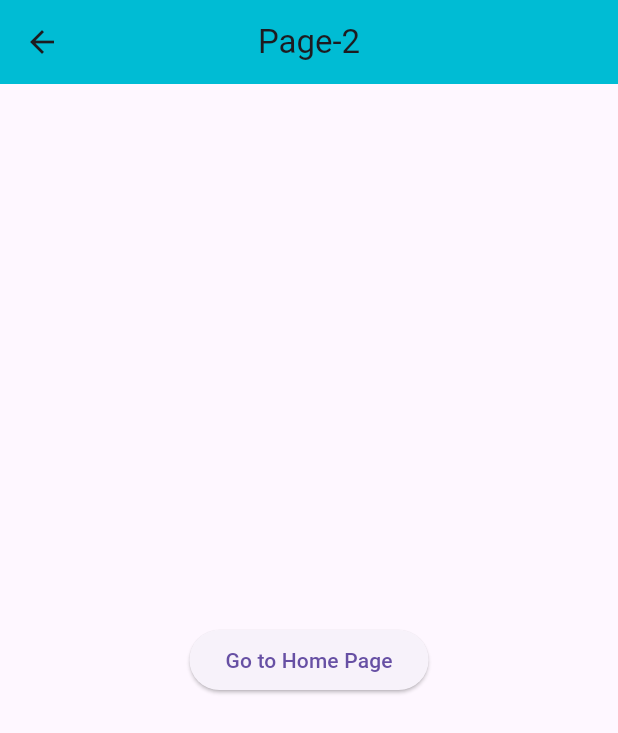
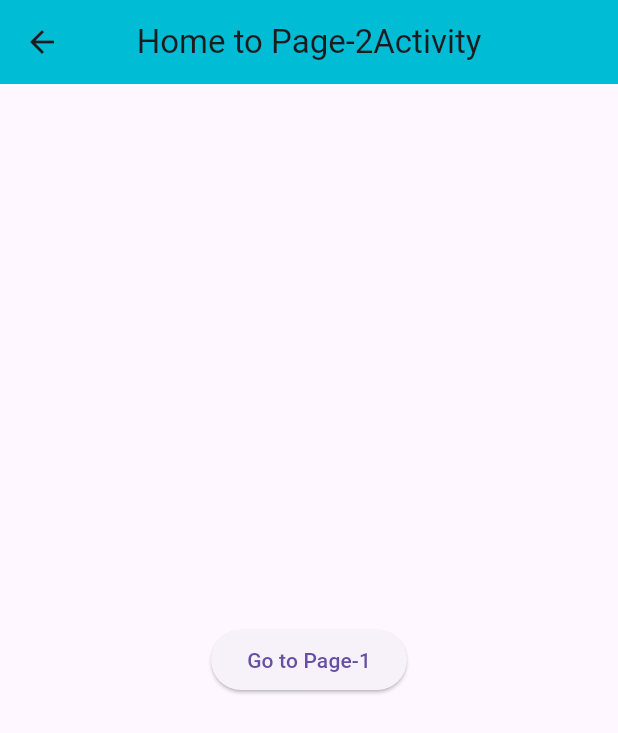
Before and after one commit to Jahid01234/simple_navigation, a Flutter app: the screen it shows after launch, after a tap on "Go to page-2", on a phone screen of 412 x 824 dp. Shown: the top 733 px of the screen. Run offline on Flutter 3.47's test engine with Material 3 defaults, Android fonts, the phone set to English and light mode, and no system bars.

Commit message:
Passdata via Navigation

```diff
--- a/lib/main.dart
+++ b/lib/main.dart
@@ -1,3 +1,4 @@
+
 import 'package:flutter/material.dart';
 import 'package:simple_navigation/pages/Page1Activity.dart';
 import 'package:simple_navigation/pages/Page2Activity.dart';
@@ -19,13 +20,14 @@ class MyApp extends StatelessWidget {
 }
 
 class HomePage extends StatelessWidget{
+
   @override
   Widget build(BuildContext context) {
 
     return Scaffold(
       appBar: AppBar(
         backgroundColor: Colors.cyan,
-        title: Text('Home'),
+        title: Text('Home page'),
         centerTitle: true,
       ),
 
@@ -36,14 +38,14 @@ class HomePage extends StatelessWidget{
 
           ElevatedButton(onPressed: ()
           {
-            Navigator.push(context, MaterialPageRoute(builder: (context)=>Page1Activity()));
+            Navigator.push(context, MaterialPageRoute(builder: (context)=>Page1Activity('Home to Page-1Activity')));
 
           },
               child: Text('Go to page-1')),
 
           ElevatedButton(onPressed: ()
           {
-            Navigator.push(context, MaterialPageRoute(builder: (context)=>Page2Activity()));
+            Navigator.push(context, MaterialPageRoute(builder: (context)=>Page2Activity('Home to Page-2Activity')));
             },
               child: Text('Go to page-2')),
 
--- a/lib/pages/Page2Activity.dart
+++ b/lib/pages/Page2Activity.dart
@@ -1,15 +1,23 @@
 import 'package:flutter/cupertino.dart';
 import 'package:flutter/material.dart';
 import 'package:simple_navigation/main.dart';
+import 'package:simple_navigation/pages/Page1Activity.dart';
 
 class Page2Activity extends StatelessWidget{
+
+  String message;
+  Page2Activity(
+  this.message,
+  {super.key}
+  );
+
   @override
   Widget build(BuildContext context) {
 
     return Scaffold(
         appBar: AppBar(
           backgroundColor: Colors.cyan,
-          title: Text('Page-2'),
+          title: Text(message),
           centerTitle: true,
         ),
       body:Center(
@@ -19,10 +27,10 @@ class Page2Activity extends StatelessWidget{
 
             ElevatedButton(onPressed: ()
             {
-              Navigator.push(context, MaterialPageRoute(builder: (context)=>HomePage()));
+              Navigator.push(context, MaterialPageRoute(builder: (context)=>Page1Activity('page-2Activity to Page1Activity')));
 
             },
-                child: Text('Go to Home Page')),
+                child: Text('Go to Page-1')),
 
           ],
         ) ,
```
Also changed, not shown: lib/pages/Page1Activity.dart (+9 -2 lines).
